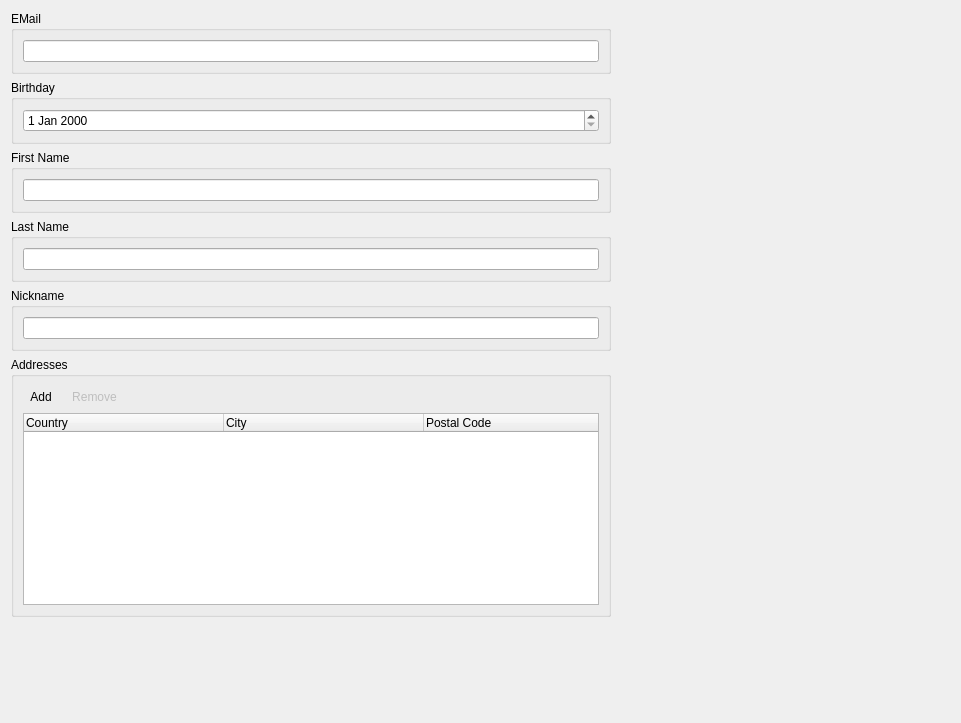
This is Include/imtauthgui/CContactInfoEditorComp.ui in ImagingTools/ImtCore as Qt 5 draws it before an edit. The edited form follows.
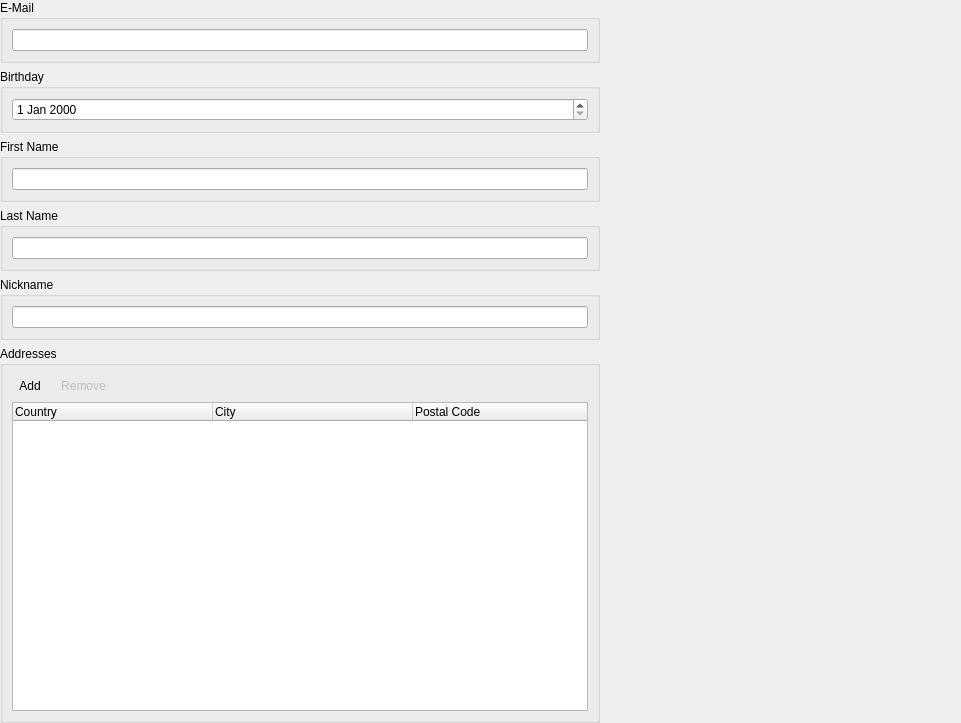
This is the edited form. Icons and pictures are not drawn.

Diff of the .ui file:
```diff
--- a/Include/imtauthgui/CContactInfoEditorComp.ui
+++ b/Include/imtauthgui/CContactInfoEditorComp.ui
@@ -17,6 +17,18 @@
    <string notr="true"/>
   </property>
   <layout class="QVBoxLayout" name="verticalLayout_7">
+   <property name="leftMargin">
+    <number>0</number>
+   </property>
+   <property name="topMargin">
+    <number>0</number>
+   </property>
+   <property name="rightMargin">
+    <number>0</number>
+   </property>
+   <property name="bottomMargin">
+    <number>0</number>
+   </property>
    <item>
     <widget class="QGroupBox" name="EMailGroup">
      <property name="maximumSize">
@@ -26,7 +38,7 @@
       </size>
      </property>
      <property name="title">
-      <string>EMail</string>
+      <string>E-Mail</string>
      </property>
      <layout class="QVBoxLayout" name="verticalLayout_4">
       <item>
@@ -198,19 +210,6 @@
      </layout>
     </widget>
    </item>
-   <item>
-    <spacer name="verticalSpacer">
-     <property name="orientation">
-      <enum>Qt::Vertical</enum>
-     </property>
-     <property name="sizeHint" stdset="0">
-      <size>
-       <width>20</width>
-       <height>40</height>
-      </size>
-     </property>
-    </spacer>
-   </item>
   </layout>
  </widget>
  <resources>
```
Left out of the diff: 2 changed lines with no effect on the pictures.
